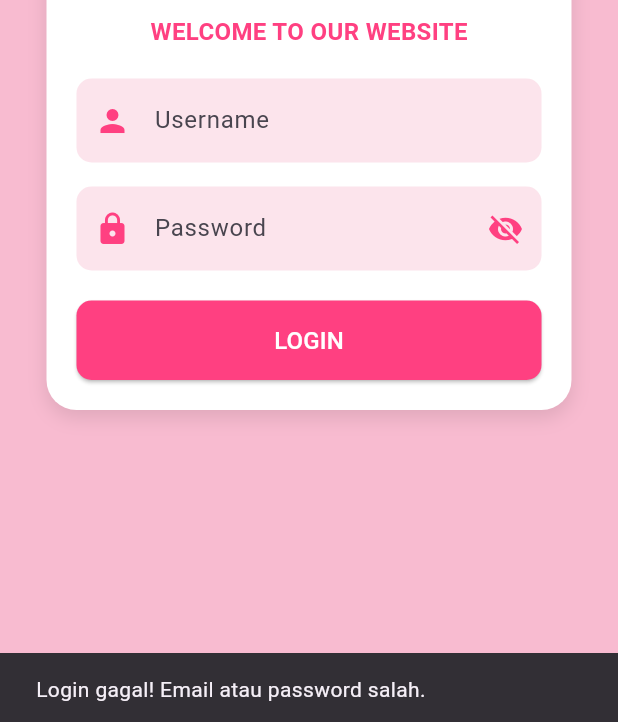
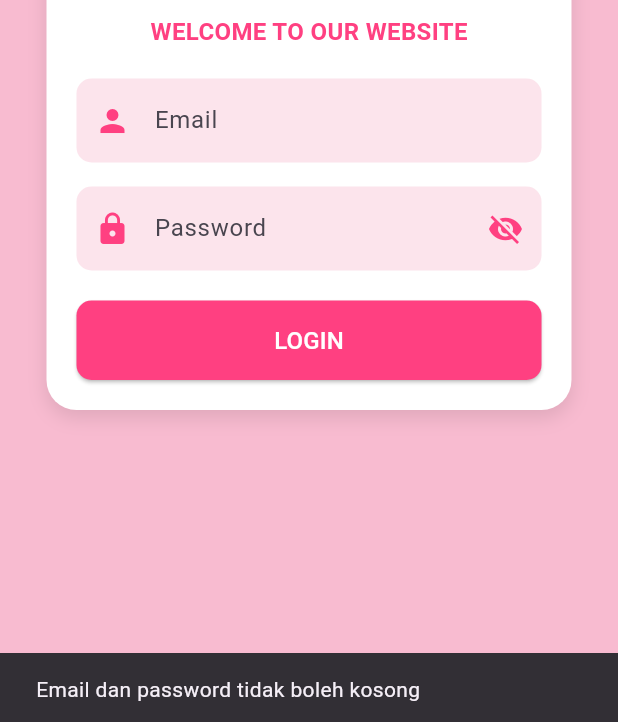
Before and after one commit to Amelia030607/pl2_kasirr, a Flutter app: the screen it shows after launch, after a tap on "LOGIN", on a phone screen of 412 x 824 dp. Shown: the part 511-1233 px from the top of the screen. Run offline on Flutter 3.47's test engine with Material 3 defaults, Android fonts, the phone set to English and light mode, and no system bars; our stand-ins replace supabase_flutter; accounts and stored records are empty.

Commit message:
second_commit

```diff
--- a/lib/login.dart
+++ b/lib/login.dart
@@ -1,134 +1,136 @@
 import 'package:flutter/material.dart';
+import 'package:supabase_flutter/supabase_flutter.dart';
 
 class LoginScreen extends StatefulWidget {
   @override
-  _LoginScreenState createState() => _LoginScreenState(); // Membuat state untuk widget ini
+  _LoginScreenState createState() => _LoginScreenState();
 }
 
 class _LoginScreenState extends State<LoginScreen> {
-  // Controller untuk kolom email dan password
-  final TextEditingController _emailController = TextEditingController();
-  final TextEditingController _passwordController = TextEditingController();
+  final TextEditingController _emailController = TextEditingController(); // Controller untuk input email
+  final TextEditingController _passwordController = TextEditingController(); // Controller untuk input password
+  bool _obscureText = true; // Untuk mengatur visibilitas password (apakah tersembunyi atau tidak)
 
-  // Boolean untuk mengatur visibilitas password
-  bool _obscureText = true;
+  // Fungsi untuk menangani login
+  void _login() async {
+    final email = _emailController.text.trim(); // Mengambil dan membersihkan input email
+    final password = _passwordController.text.trim(); // Mengambil dan membersihkan input password
 
-  // Data dummy pengguna (email dan password)
-  final List<Map<String, String>> _dummyUsers = [
-    {
-      "email": "amelia@gmail.com",
-      "password": "123456789",
-    },
-    {
-      "email": "admin@gmail.com",
-      "password": "admin123",
-    },
-    {
-      "email": "riski@gmail.com",
-      "password": "riski123",
-    },
-  ];
-
-  // Fungsi untuk menangani proses login
-  void _login() {
-    // Mengambil teks dari kolom email dan password
-    final email = _emailController.text.trim();
-    final password = _passwordController.text.trim();
-
-    // Variabel untuk melacak apakah login berhasil
-    bool isAuthenticated = false;
-
-    // Memeriksa apakah email dan password yang dimasukkan cocok dengan pengguna dalam data dummy
-    for (var user in _dummyUsers) {
-      if (user['email'] == email && user['password'] == password) {
-        isAuthenticated = true; // Pengguna terautentikasi
-        break;
-      }
+    // Validasi jika email atau password kosong
+    if (email.isEmpty || password.isEmpty) {
+      ScaffoldMessenger.of(context).showSnackBar(
+        SnackBar(content: Text('Email dan password tidak boleh kosong')), // Menampilkan pesan error
+      );
+      return; // Menghentikan proses login
     }
 
-    // Jika autentikasi berhasil, navigasi ke halaman utama
-    if (isAuthenticated) {
-      Navigator.pushReplacementNamed(context, '/home');  // Pindah ke halaman Home
-    } else {
-      // Jika autentikasi gagal, tampilkan pesan kesalahan dengan menggunakan snack bar
+    try {
+      // Query ke tabel user di Supabase untuk mencocokkan email dan password
+      final response = await Supabase.instance.client
+          .from('user') // Tabel `user` di Supabase
+          .select() // Melakukan query SELECT
+          .eq('email', email) // Filter berdasarkan email
+          .eq('password', password) // Filter berdasarkan password
+          .maybeSingle(); // Mengambil 1 data (null jika tidak ditemukan)
+
+      if (response == null) {
+        // Jika data tidak ditemukan (email/password salah)
+        ScaffoldMessenger.of(context).showSnackBar(
+          SnackBar(content: Text('Login gagal! Email atau password salah.')), // Pesan login gagal
+        );
+      } else {
+        // Jika data ditemukan (login berhasil)
+        final userData = response; // Data pengguna
+        ScaffoldMessenger.of(context).showSnackBar(
+          SnackBar(content: Text('Login berhasil! Selamat datang ${userData['email']}')), // Pesan login berhasil
+        );
+
+        // Navigasi ke halaman Home
+        Navigator.pushReplacementNamed(
+          context,
+          '/home', // Rute halaman Home
+          arguments: userData, // Kirim data pengguna ke halaman berikutnya
+        );
+      }
+    } catch (e) {
+      // Penanganan kesalahan jika query gagal
       ScaffoldMessenger.of(context).showSnackBar(
-        const SnackBar(content: Text('Login gagal! Email atau password salah.')),
+        SnackBar(content: Text('Terjadi kesalahan: $e')), // Menampilkan pesan error
       );
     }
   }
 
   @override
   Widget build(BuildContext context) {
-    // Membangun UI widget
     return Scaffold(
-      backgroundColor: Colors.pink.shade100, // Mengatur warna latar belakang layar
+      backgroundColor: Colors.pink.shade100, // Warna latar belakang
       body: Center(
-        child: SingleChildScrollView( // Memungkinkan scroll jika keyboard muncul
+        child: SingleChildScrollView( // Untuk menggulirkan konten jika layar kecil
           child: Container(
-            padding: const EdgeInsets.all(20), // Memberikan padding di sekitar kontainer
-            width: 350, // Lebar kontainer
+            padding: const EdgeInsets.all(20), // Padding di sekitar form
+            width: 350, // Lebar form
             decoration: BoxDecoration(
-              color: Colors.white, // Warna latar belakang kontainer
-              borderRadius: BorderRadius.circular(20), // Sudut bulat pada kontainer
-              boxShadow: [ // Menambahkan bayangan pada kontainer
+              color: Colors.white, // Warna latar belakang form
+              borderRadius: BorderRadius.circular(20), // Membuat sudut form melengkung
+              boxShadow: [
                 BoxShadow(
-                  color: Colors.black.withOpacity(0.1), // Warna bayangan dengan opasitas
-                  blurRadius: 10, // Jarak blur bayangan
-                  offset: const Offset(0, 5), // Posisi bayangan
+                  color: Colors.black.withOpacity(0.1), // Bayangan form
+                  blurRadius: 10,
+                  offset: const Offset(0, 5),
                 ),
               ],
             ),
             child: Column(
-              mainAxisSize: MainAxisSize.min, // Meminimalkan ukuran kolom
+              mainAxisSize: MainAxisSize.min, // Meminimalkan ukuran kolom agar sesuai konten
               children: [
-                const CircleAvatar( // Avatar lingkaran untuk ikon profil
+                const CircleAvatar(
                   radius: 50,
-                  backgroundColor: Colors.pinkAccent,
+                  backgroundColor: Colors.pinkAccent, // Warna latar belakang avatar
                   child: Icon(
-                    Icons.person,
+                    Icons.person, // Ikon avatar
                     size: 50,
                     color: Colors.white,
                   ),
                 ),
-                const SizedBox(height: 20), // Spasi antara elemen
+                const SizedBox(height: 20), // Jarak antara avatar dan teks
                 const Text(
-                  "WELCOME TO OUR WEBSITE",
+                  "WELCOME TO OUR WEBSITE", // Teks sambutan
                   style: TextStyle(
                     fontSize: 16,
                     fontWeight: FontWeight.bold,
-                    color: Colors.pinkAccent,
+                    color: Colors.pinkAccent, // Warna teks
                   ),
                 ),
-                const SizedBox(height: 20), // Spasi antara elemen
+                const SizedBox(height: 20), // Jarak antara teks dan form email
                 TextField(
-                  controller: _emailController, // Controller untuk kolom email
+                  controller: _emailController, // Controller untuk input email
                   decoration: InputDecoration(
-                    prefixIcon: const Icon(Icons.person, color: Colors.pinkAccent), // Ikon sebelum kolom input
-                    hintText: 'Username', // Teks placeholder
+                    prefixIcon: const Icon(Icons.person, color: Colors.pinkAccent), // Ikon input email
+                    hintText: 'Email', // Placeholder untuk email
                     filled: true,
-                    fillColor: Colors.pink.shade50, // Warna latar belakang kolom input
+                    fillColor: Colors.pink.shade50, // Warna latar belakang input
                     border: OutlineInputBorder(
-                      borderRadius: BorderRadius.circular(10), // Sudut bulat untuk kolom input
-                      borderSide: BorderSide.none, // Tanpa garis tepi
+                      borderRadius: BorderRadius.circular(10), // Membuat sudut input melengkung
+                      borderSide: BorderSide.none, // Menghilangkan border
                     ),
                   ),
                 ),
-                const SizedBox(height: 16), // Spasi antara elemen
+                const SizedBox(height: 16), // Jarak antara form email dan password
                 TextField(
-                  controller: _passwordController, // Controller untuk kolom password
-                  obscureText: _obscureText, // Mengatur apakah password terlihat atau tidak
+                  controller: _passwordController, // Controller untuk input password
+                  obscureText: _obscureText, // Mengatur apakah password tersembunyi
                   decoration: InputDecoration(
-                    prefixIcon: const Icon(Icons.lock, color: Colors.pinkAccent), // Ikon sebelum kolom input
-                    hintText: 'Password', // Teks placeholder
+                    prefixIcon: const Icon(Icons.lock, color: Colors.pinkAccent), // Ikon input password
+                    hintText: 'Password', // Placeholder untuk password
                     filled: true,
-                    fillColor: Colors.pink.shade50, // Warna latar belakang kolom input
+                    fillColor: Colors.pink.shade50, // Warna latar belakang input
                     border: OutlineInputBorder(
-                      borderRadius: BorderRadius.circular(10), // Sudut bulat untuk kolom input
-                      borderSide: BorderSide.none, // Tanpa garis tepi
+                      borderRadius: BorderRadius.circular(10), // Membuat sudut input melengkung
+                      borderSide: BorderSide.none, // Menghilangkan border
                     ),
                     suffixIcon: IconButton(
                       icon: Icon(
-                        _obscureText ? Icons.visibility_off : Icons.visibility, // Ikon toggle visibilitas password
+                        _obscureText ? Icons.visibility_off : Icons.visibility, // Ikon visibilitas password
                         color: Colors.pinkAccent,
                       ),
                       onPressed: () {
@@ -139,20 +141,20 @@ class _LoginScreenState extends State<LoginScreen> {
                     ),
                   ),
                 ),
-                const SizedBox(height: 20), // Spasi antara elemen
+                const SizedBox(height: 20), // Jarak antara input password dan tombol login
                 SizedBox(
-                  width: double.infinity, // Membuat lebar tombol memenuhi ruang yang tersedia
+                  width: double.infinity, // Membuat tombol memenuhi lebar form
                   child: ElevatedButton(
-                    onPressed: _login, // Memanggil fungsi login saat tombol ditekan
+                    onPressed: _login, // Fungsi login akan dipanggil saat tombol diklik
                     style: ElevatedButton.styleFrom(
-                      backgroundColor: Colors.pinkAccent, // Warna tombol
+                      backgroundColor: Colors.pinkAccent, // Warna tombol login
                       shape: RoundedRectangleBorder(
-                        borderRadius: BorderRadius.circular(10), // Sudut bulat untuk tombol
+                        borderRadius: BorderRadius.circular(10), // Membuat sudut tombol melengkung
                       ),
-                      padding: const EdgeInsets.symmetric(vertical: 15), // Padding vertikal untuk tombol
+                      padding: const EdgeInsets.symmetric(vertical: 15), // Padding vertikal tombol
                     ),
                     child: const Text(
-                      'LOGIN',
+                      'LOGIN', // Teks pada tombol login
                       style: TextStyle(fontSize: 16, color: Colors.white), // Gaya teks tombol
                     ),
                   ),
```
Also changed, not shown: lib/home.dart (+205 -149 lines).
